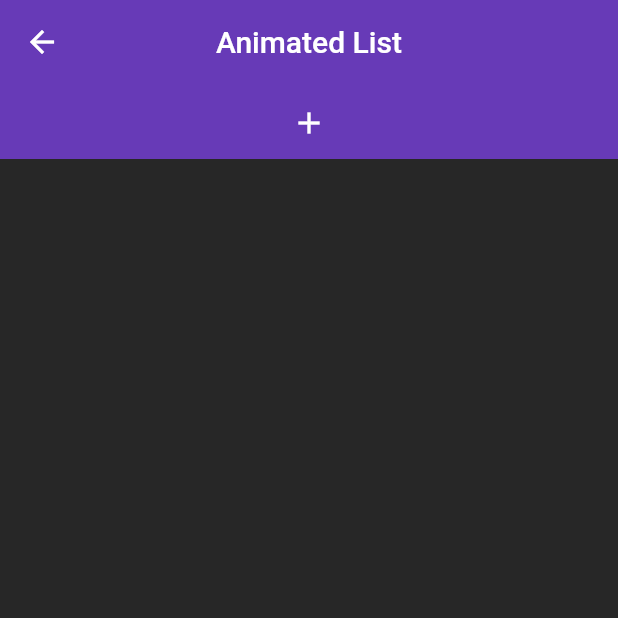
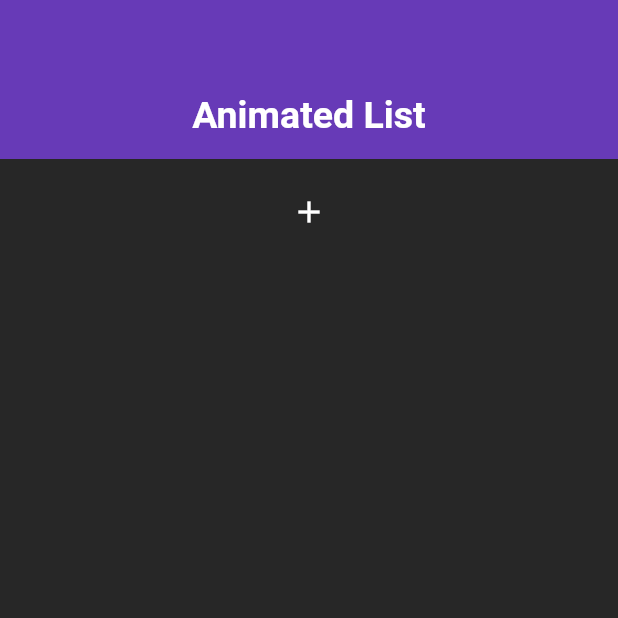
Before and after one commit to Saeed-Sabra/Animated-list-flutter, a Flutter app: the MyListView screen opened directly, after a tap on the "add" icon, after a tap on the "delete" icon, on a phone screen of 412 x 824 dp, the top half of it. Run offline on Flutter 3.47's test engine with Material 2 defaults, Android fonts, the phone set to English and light mode, and no system bars; our stand-ins replace flutter_staggered_animations.

Commit message:
6 commit

```diff
--- a/lib/animated_list.dart
+++ b/lib/animated_list.dart
@@ -15,12 +15,14 @@ class _MyListViewState extends State<MyListView> {
   final List<String> _items = [];
 
   void _addItem() {
-    _items.insert(0, "Item ${_items.length - 8}");
+    _items.insert(0, "Item ${_items.length + 1}");
     _key.currentState!.insertItem(0, duration: const Duration(seconds: 1));
   }
 
   void _removeItem(int index) {
-    _key.currentState!.removeItem(index, (_, animation) {
+    _key.currentState!.removeItem(
+      index,
+      (_, animation) {
         return SizeTransition(
           sizeFactor: animation,
           child: const Card(
@@ -28,55 +30,87 @@ class _MyListViewState extends State<MyListView> {
             elevation: 10,
             color: Colors.red,
             child: ListTile(
-            contentPadding: EdgeInsets.all(15),
-            title: Text("Deleted", style: TextStyle(fontSize: 24)),
+              contentPadding: EdgeInsets.all(10),
+              title: Text(
+                "Deleted",
+                style: TextStyle(
+                  fontSize: 24,
+                ),
+              ),
             ),
           ),
         );
-    }, duration: const Duration(milliseconds: 500));
+      },
+      duration: const Duration(milliseconds: 500),
+    );
 
     _items.removeAt(index);
   }
 
   @override
   Widget build(BuildContext context) {
+    final size = MediaQuery.of(context).size;
+
     return Scaffold(
       // ignore: prefer_const_constructors
       backgroundColor: Color.fromARGB(255, 39, 39, 39),
       appBar: AppBar(
-        title: const Text('Animated List'),
+        // title: const Text('Animated List'),
         centerTitle: true,
-        // leading: Container(),
+        leading: Container(),
         elevation: 0,
-        bottom: PreferredSize(
-          preferredSize: const Size.fromHeight(50),
+        bottom: const PreferredSize(
+          preferredSize: Size.fromHeight(50),
+          child: Padding(
+            padding: EdgeInsets.only(bottom: 15),
+            child: Text(
+              'Animated List',
+              style: TextStyle(
+                fontSize: 25,
+                fontWeight: FontWeight.bold,
+                color: Colors.white,
+              ),
+            ),
+          ),
+          //   child: IconButton(
+          //     onPressed: () => _addItem(),
+          //     icon: const Icon(Icons.add),
+          //     color: Colors.white,
+          //   ),
+        ),
+      ),
+      body: Column(
+        children: [
+          SizedBox(
+            height: 70,
             child: IconButton(
               onPressed: () => _addItem(),
               icon: const Icon(Icons.add),
               color: Colors.white,
             ),
           ),
-      ),
-
-      body: AnimatedList(
+          Expanded(
+            child: AnimatedList(
               key: _key,
               initialItemCount: 0,
               itemBuilder: (_, index, animation) {
                 return SizeTransition(
-            key: UniqueKey(),
                   sizeFactor: animation,
                   child: Card(
                     margin: const EdgeInsets.all(10),
                     elevation: 10,
                     color: Colors.orange,
                     child: ListTile(
-                contentPadding: const EdgeInsets.all(15),
+                      contentPadding: const EdgeInsets.all(10),
                       title: Text(
                         _items[index],
-                  style: const TextStyle(fontSize: 24),
+                        style: const TextStyle(
+                          fontSize: 24,
+                          color: Colors.white,
+                        ),
                       ),
                       trailing: IconButton(
-                  icon: const Icon(Icons.delete),
+                        icon: const Icon(Icons.delete, color: Colors.white),
                         onPressed: () => _removeItem(index),
                       ),
                     ),
@@ -84,6 +118,9 @@ class _MyListViewState extends State<MyListView> {
                 );
               },
             ),
+          ),
+        ],
+      ),
     );
   }
 }
```
Lines whose indentation alone changed are shown as unchanged.
